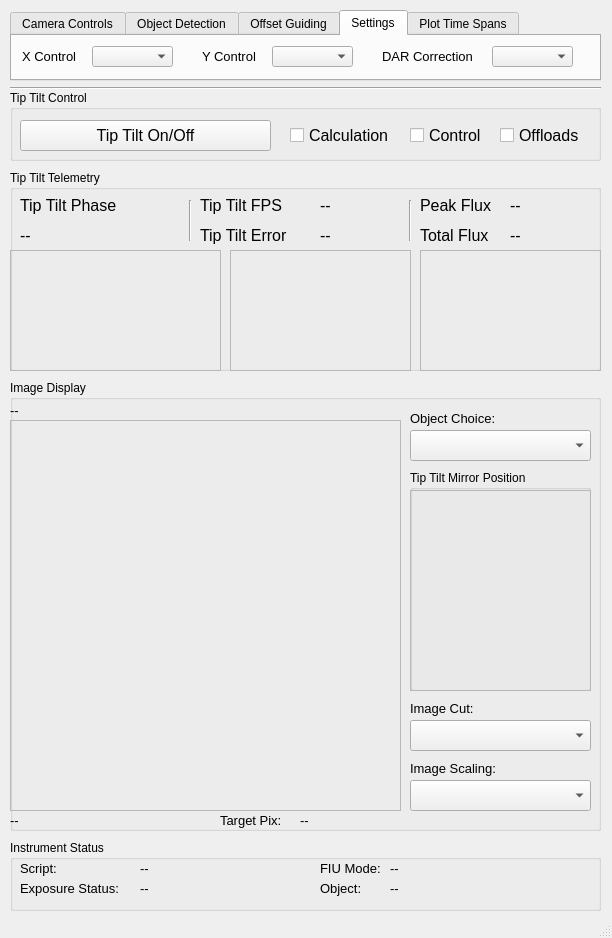
First picture: the form in kpf/TT_GUI/TipTiltGUI.ui, repository KeckObservatory/KPFTranslator, before the edit.
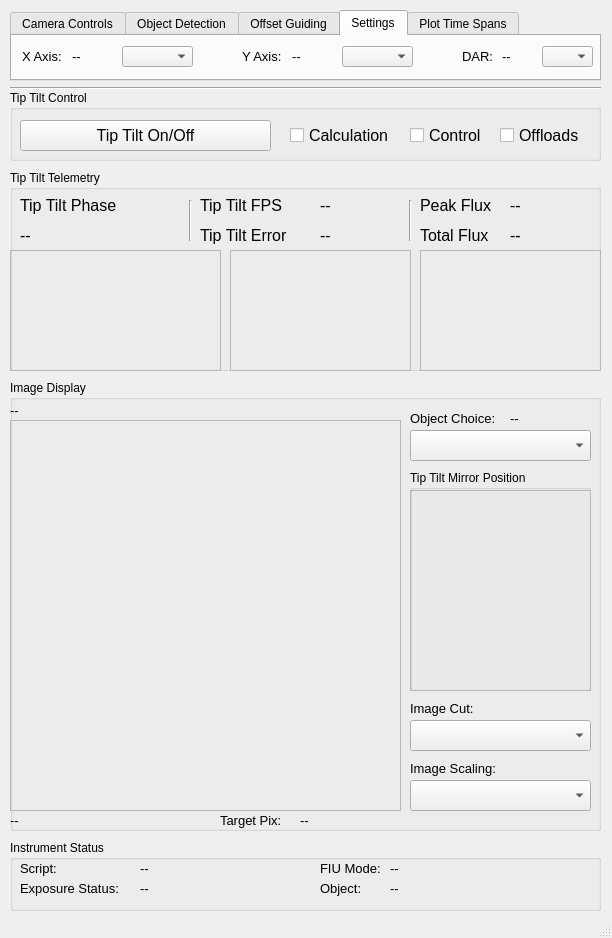
Second picture: the form after the edit. The open tabs and pages were chosen to show the change.

The edit to the form file:
```diff
--- a/kpf/TT_GUI/TipTiltGUI.ui
+++ b/kpf/TT_GUI/TipTiltGUI.ui
@@ -327,6 +327,24 @@
       <string>--</string>
      </property>
     </widget>
+    <widget class="QLabel" name="ObjectChoiceValue">
+     <property name="geometry">
+      <rect>
+       <x>500</x>
+       <y>30</y>
+       <width>81</width>
+       <height>16</height>
+      </rect>
+     </property>
+     <property name="font">
+      <font>
+       <pointsize>10</pointsize>
+      </font>
+     </property>
+     <property name="text">
+      <string>--</string>
+     </property>
+    </widget>
    </widget>
    <widget class="QTabWidget" name="Tabs">
     <property name="geometry">
@@ -684,9 +702,9 @@
      <widget class="QLabel" name="DARCorrectionLabel">
       <property name="geometry">
        <rect>
-        <x>370</x>
+        <x>450</x>
         <y>10</y>
-        <width>111</width>
+        <width>41</width>
         <height>21</height>
        </rect>
       </property>
@@ -696,7 +714,7 @@
        </font>
       </property>
       <property name="text">
-       <string>DAR Correction</string>
+       <string>DAR:</string>
       </property>
      </widget>
      <widget class="QLabel" name="XAxisControlLabel">
@@ -704,7 +722,7 @@
        <rect>
         <x>10</x>
         <y>10</y>
-        <width>71</width>
+        <width>51</width>
         <height>21</height>
        </rect>
       </property>
@@ -714,15 +732,15 @@
        </font>
       </property>
       <property name="text">
-       <string>X Control</string>
+       <string>X Axis:</string>
       </property>
      </widget>
      <widget class="QComboBox" name="DAREnable">
       <property name="geometry">
        <rect>
-        <x>480</x>
+        <x>530</x>
         <y>10</y>
-        <width>81</width>
+        <width>51</width>
         <height>21</height>
        </rect>
       </property>
@@ -735,9 +753,9 @@
      <widget class="QComboBox" name="XAxisControl">
       <property name="geometry">
        <rect>
-        <x>80</x>
+        <x>110</x>
         <y>10</y>
-        <width>81</width>
+        <width>71</width>
         <height>21</height>
        </rect>
       </property>
@@ -750,9 +768,9 @@
      <widget class="QLabel" name="YAxisControlLabel">
       <property name="geometry">
        <rect>
-        <x>190</x>
+        <x>230</x>
         <y>10</y>
-        <width>71</width>
+        <width>51</width>
         <height>21</height>
        </rect>
       </property>
@@ -762,15 +780,15 @@
        </font>
       </property>
       <property name="text">
-       <string>Y Control</string>
+       <string>Y Axis:</string>
       </property>
      </widget>
      <widget class="QComboBox" name="YAxisControl">
       <property name="geometry">
        <rect>
-        <x>260</x>
+        <x>330</x>
         <y>10</y>
-        <width>81</width>
+        <width>71</width>
         <height>21</height>
        </rect>
       </property>
@@ -780,6 +798,60 @@
        </font>
       </property>
      </widget>
+     <widget class="QLabel" name="XAxisControlValue">
+      <property name="geometry">
+       <rect>
+        <x>60</x>
+        <y>10</y>
+        <width>51</width>
+        <height>21</height>
+       </rect>
+      </property>
+      <property name="font">
+       <font>
+        <pointsize>10</pointsize>
+       </font>
+      </property>
+      <property name="text">
+       <string>--</string>
+      </property>
+     </widget>
+     <widget class="QLabel" name="YAxisControlValue">
+      <property name="geometry">
+       <rect>
+        <x>280</x>
+        <y>10</y>
+        <width>51</width>
+        <height>21</height>
+       </rect>
+      </property>
+      <property name="font">
+       <font>
+        <pointsize>10</pointsize>
+       </font>
+      </property>
+      <property name="text">
+       <string>--</string>
+      </property>
+     </widget>
+     <widget class="QLabel" name="DARCorrectionValue">
+      <property name="geometry">
+       <rect>
+        <x>490</x>
+        <y>10</y>
+        <width>41</width>
+        <height>21</height>
+       </rect>
+      </property>
+      <property name="font">
+       <font>
+        <pointsize>10</pointsize>
+       </font>
+      </property>
+      <property name="text">
+       <string>--</string>
+      </property>
+     </widget>
     </widget>
     <widget class="QWidget" name="PlotSettings">
      <attribute name="title">
```
Left out of the diff: 32 changed lines with no effect on the pictures.
